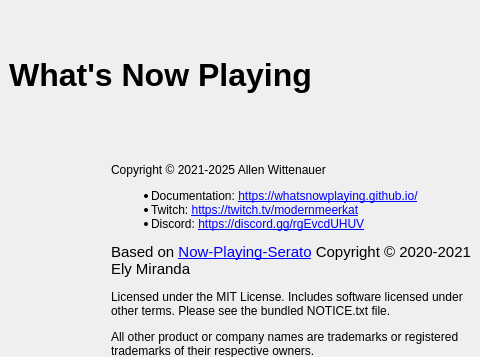
Before: the Qt Designer form nowplaying/resources/about_ui.ui in whatsnowplaying/whats-now-playing, drawn with Qt 5; both pictures show x 160 to 640 and y 0 to 357 of the 640 by 480 pixel window.
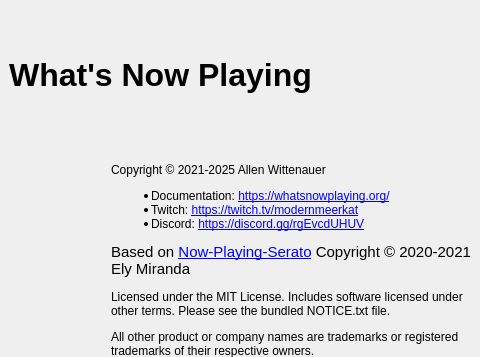
After: the same form once the commit is applied. Icons and pictures are not drawn.

Commit message: Change docs to whatsnowplaying.org (#1283)

```diff
--- a/nowplaying/resources/about_ui.ui
+++ b/nowplaying/resources/about_ui.ui
@@ -46,7 +46,7 @@
     <item>
      <widget class="QLabel" name="doc_label">
       <property name="text">
-       <string>&lt;html&gt;&lt;head/&gt;&lt;body&gt;&lt;p&gt;Copyright © 2021-2025 Allen Wittenauer &lt;/p&gt;&lt;ul style=&quot;margin-top: 0px; margin-bottom: 0px; margin-left: 0px; margin-right: 0px; -qt-list-indent: 1;&quot;&gt;&lt;li style=&quot; margin-top:12px; margin-bottom:0px; margin-left:0px; margin-right:0px; -qt-block-indent:0; text-indent:0px;&quot;&gt;Documentation: &lt;a href=&quot;https://whatsnowplaying.github.io/&quot;&gt;&lt;span style=&quot; text-decoration: underline; color:#0000ff;&quot;&gt;https://whatsnowplaying.github.io/&lt;/span&gt;&lt;/a&gt;&lt;/li&gt;&lt;li style=&quot; margin-top:0px; margin-bottom:0px; margin-left:0px; margin-right:0px; -qt-block-indent:0; text-indent:0px;&quot;&gt;Twitch: &lt;a href=&quot;https://twitch.tv/modernmeerkat/&quot;&gt;&lt;span style=&quot; text-decoration: underline; color:#0000ff;&quot;&gt;https://twitch.tv/modernmeerkat&lt;/span&gt;&lt;/a&gt;&lt;/li&gt;&lt;li style=&quot; margin-top:0px; margin-bottom:0px; margin-left:0px; margin-right:0px; -qt-block-indent:0; text-indent:0px;&quot;&gt;Discord: &lt;a href=&quot;https://discord.gg/rgEvcdUHUV&quot;&gt;&lt;span style=&quot; text-decoration: underline; color:#0000ff;&quot;&gt;https://discord.gg/rgEvcdUHUV&lt;/span&gt;&lt;/a&gt;&lt;/li&gt;&lt;/ul&gt;&lt;p&gt;&lt;span style=&quot; font-size:11pt;&quot;&gt;Based on &lt;/span&gt;&lt;a href=&quot;https://github.com/e1miran/Now-Playing-Serato&quot;&gt;&lt;span style=&quot; font-size:11pt; text-decoration: underline; color:#0000ff;&quot;&gt;Now-Playing-Serato&lt;/span&gt;&lt;/a&gt;&lt;span style=&quot; font-size:11pt;&quot;&gt; Copyright © 2020-2021 Ely Miranda &lt;/span&gt;&lt;/p&gt;&lt;p&gt;Licensed under the MIT License. Includes software licensed under other terms. Please see the bundled NOTICE.txt file.&lt;/p&gt;&lt;p&gt;All other product or company names are trademarks or registered trademarks of their respective owners.&lt;/p&gt;&lt;/body&gt;&lt;/html&gt;</string>
+       <string>&lt;html&gt;&lt;head/&gt;&lt;body&gt;&lt;p&gt;Copyright © 2021-2025 Allen Wittenauer &lt;/p&gt;&lt;ul style=&quot;margin-top: 0px; margin-bottom: 0px; margin-left: 0px; margin-right: 0px; -qt-list-indent: 1;&quot;&gt;&lt;li style=&quot; margin-top:12px; margin-bottom:0px; margin-left:0px; margin-right:0px; -qt-block-indent:0; text-indent:0px;&quot;&gt;Documentation: &lt;a href=&quot;https://whatsnowplaying.org/&quot;&gt;&lt;span style=&quot; text-decoration: underline; color:#0000ff;&quot;&gt;https://whatsnowplaying.org/&lt;/span&gt;&lt;/a&gt;&lt;/li&gt;&lt;li style=&quot; margin-top:0px; margin-bottom:0px; margin-left:0px; margin-right:0px; -qt-block-indent:0; text-indent:0px;&quot;&gt;Twitch: &lt;a href=&quot;https://twitch.tv/modernmeerkat/&quot;&gt;&lt;span style=&quot; text-decoration: underline; color:#0000ff;&quot;&gt;https://twitch.tv/modernmeerkat&lt;/span&gt;&lt;/a&gt;&lt;/li&gt;&lt;li style=&quot; margin-top:0px; margin-bottom:0px; margin-left:0px; margin-right:0px; -qt-block-indent:0; text-indent:0px;&quot;&gt;Discord: &lt;a href=&quot;https://discord.gg/rgEvcdUHUV&quot;&gt;&lt;span style=&quot; text-decoration: underline; color:#0000ff;&quot;&gt;https://discord.gg/rgEvcdUHUV&lt;/span&gt;&lt;/a&gt;&lt;/li&gt;&lt;/ul&gt;&lt;p&gt;&lt;span style=&quot; font-size:11pt;&quot;&gt;Based on &lt;/span&gt;&lt;a href=&quot;https://github.com/e1miran/Now-Playing-Serato&quot;&gt;&lt;span style=&quot; font-size:11pt; text-decoration: underline; color:#0000ff;&quot;&gt;Now-Playing-Serato&lt;/span&gt;&lt;/a&gt;&lt;span style=&quot; font-size:11pt;&quot;&gt; Copyright © 2020-2021 Ely Miranda &lt;/span&gt;&lt;/p&gt;&lt;p&gt;Licensed under the MIT License. Includes software licensed under other terms. Please see the bundled NOTICE.txt file.&lt;/p&gt;&lt;p&gt;All other product or company names are trademarks or registered trademarks of their respective owners.&lt;/p&gt;&lt;/body&gt;&lt;/html&gt;</string>
       </property>
       <property name="textFormat">
        <enum>Qt::RichText</enum>
```
The commit also changes 11 other files.
